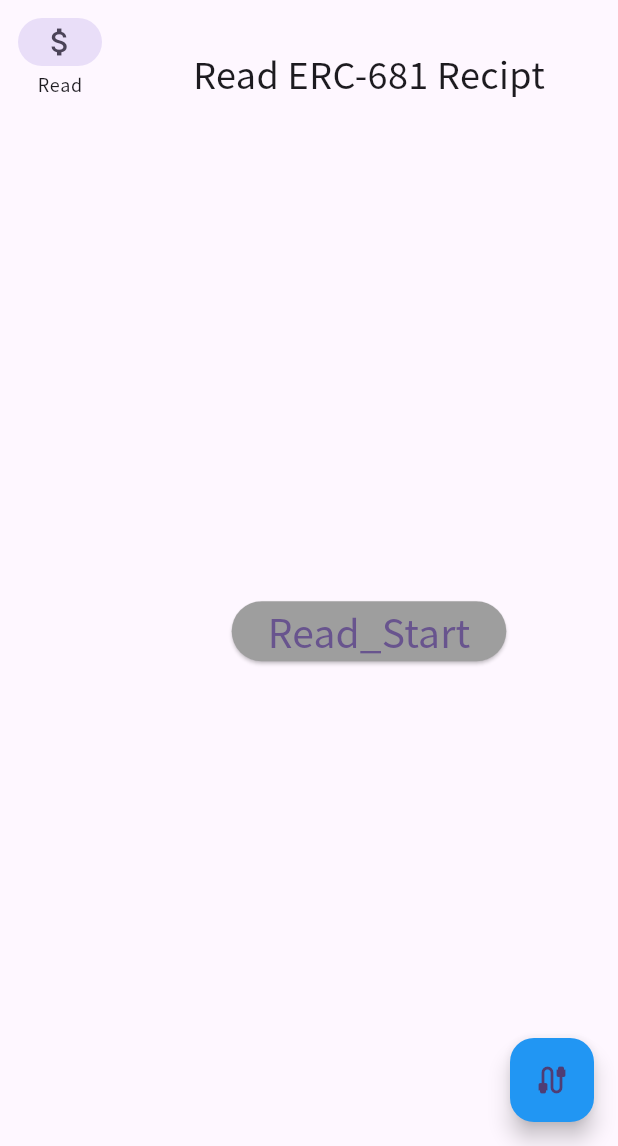
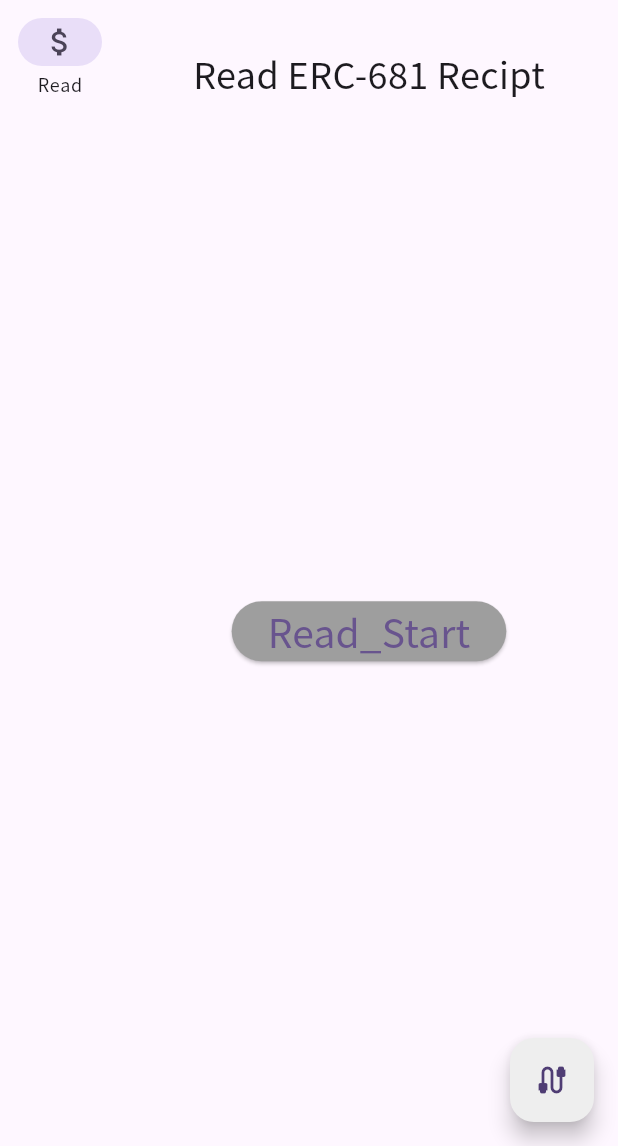
Before and after one commit to ChocoTanaka/Metamask_EIP-681_Pay_Web, a Flutter app: the screen it shows after launch, after a tap on "Read", on a phone screen of 412 x 824 dp, the part 90-1236 px from its top. Run offline on Flutter 3.47's test engine with Material 3 defaults, Android fonts, the phone set to English and light mode, and no system bars; our stand-ins replace qr_flutter; missing offline and left inert: dart:js_interop, qr_code_scanner_plus, reown_appkit; project files that could hold a hidden picture were left out.

Commit message:
Fix: Connection

```diff
--- a/lib/main.dart
+++ b/lib/main.dart
@@ -145,7 +145,7 @@ class MPSs_Home extends State<MPSs_Stateful>{
                   }
                 },
                 child: const Icon(Icons.cable),
-                backgroundColor: address!= null ? Colors.blue : Colors.grey[200],
+                backgroundColor: appkit.userAddress.isNotEmpty ? Colors.blue : Colors.grey[200],
               );
             }
         )
```
Also changed, not shown: lib/Page2.dart (+7 -7 lines), 3 other files.
